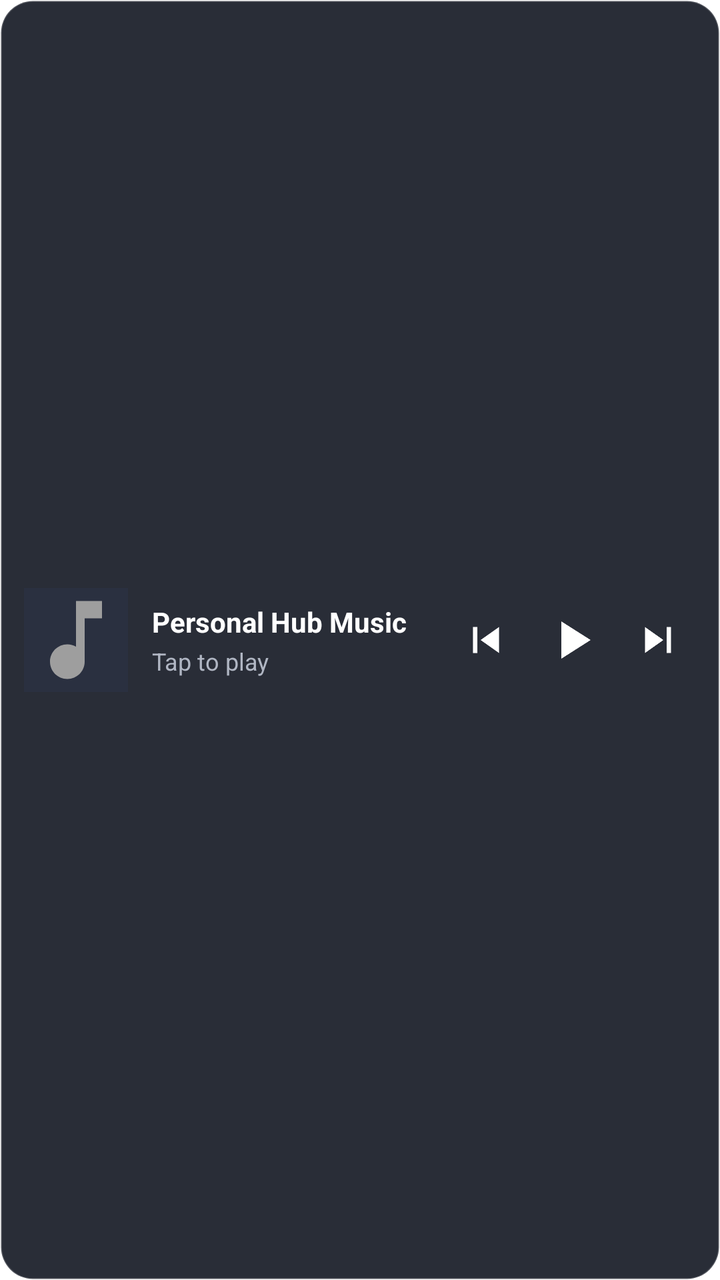
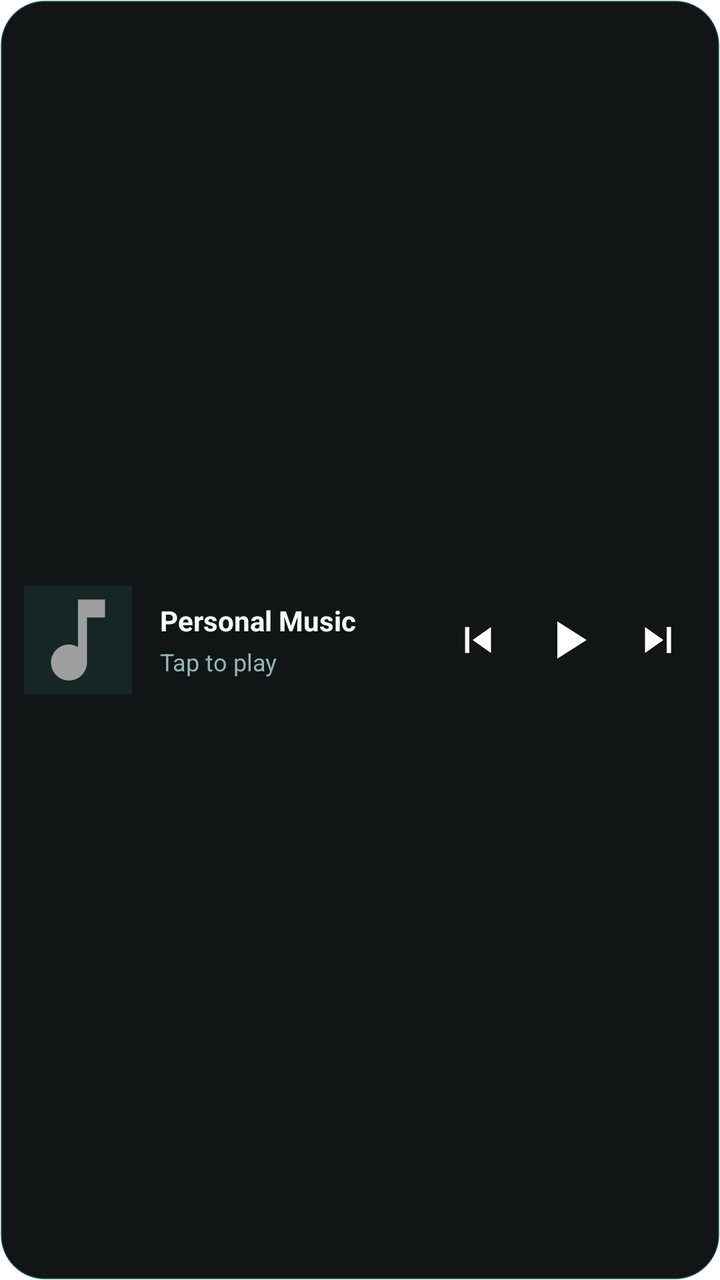

Compare the two renders of this Android layout. The source of the first and the diff that turns it into the second are given below.
<!-- AndroidManifest.xml: fallback theme Theme.MaterialComponents.DayNight.NoActionBar -->
<!-- res/layout/widget_music.xml -->
<?xml version="1.0" encoding="utf-8"?>
<LinearLayout xmlns:android="http://schemas.android.com/apk/res/android"
    android:id="@+id/widget_container"
    android:layout_width="match_parent"
    android:layout_height="match_parent"
    android:background="@drawable/widget_background"
    android:gravity="center_vertical"
    android:orientation="horizontal"
    android:padding="12dp">

    
    <ImageView
        android:id="@+id/widget_art"
        android:layout_width="52dp"
        android:layout_height="52dp"
        android:background="#2A3040"
        android:scaleType="centerCrop"
        android:src="@drawable/ic_widget_music_note"
        android:contentDescription="Album Art" />

    
    <LinearLayout
        android:layout_width="0dp"
        android:layout_height="wrap_content"
        android:layout_marginStart="12dp"
        android:layout_marginEnd="8dp"
        android:layout_weight="1"
        android:orientation="vertical">

        <TextView
            android:id="@+id/widget_title"
            android:layout_width="match_parent"
            android:layout_height="wrap_content"
            android:ellipsize="end"
            android:maxLines="1"
            android:text="Personal Hub Music"
            android:textColor="#FFFFFF"
            android:textSize="14sp"
            android:textStyle="bold" />

        <TextView
            android:id="@+id/widget_artist"
            android:layout_width="match_parent"
            android:layout_height="wrap_content"
            android:layout_marginTop="2dp"
            android:ellipsize="end"
            android:maxLines="1"
            android:text="Tap to play"
            android:textColor="#B0B6C3"
            android:textSize="12sp" />
    </LinearLayout>

    
    <LinearLayout
        android:layout_width="wrap_content"
        android:layout_height="wrap_content"
        android:gravity="center_vertical"
        android:orientation="horizontal">

        
        <ImageButton
            android:id="@+id/widget_prev"
            android:layout_width="38dp"
            android:layout_height="38dp"
            android:background="?android:attr/selectableItemBackgroundBorderless"
            android:contentDescription="Previous"
            android:padding="6dp"
            android:scaleType="fitCenter"
            android:src="@drawable/ic_widget_prev" />

        
        <ImageButton
            android:id="@+id/widget_play_pause"
            android:layout_width="44dp"
            android:layout_height="44dp"
            android:layout_marginStart="2dp"
            android:layout_marginEnd="2dp"
            android:background="?android:attr/selectableItemBackgroundBorderless"
            android:contentDescription="Play or Pause"
            android:padding="6dp"
            android:scaleType="fitCenter"
            android:src="@drawable/ic_widget_play" />

        
        <ImageButton
            android:id="@+id/widget_next"
            android:layout_width="38dp"
            android:layout_height="38dp"
            android:background="?android:attr/selectableItemBackgroundBorderless"
            android:contentDescription="Next"
            android:padding="6dp"
            android:scaleType="fitCenter"
            android:src="@drawable/ic_widget_next" />
    </LinearLayout>

</LinearLayout>
<!-- resources referenced by this layout -->
<resources>
  <!-- drawable ic_widget_music_note (drawable) -->
  <vector xmlns:android="http://schemas.android.com/apk/res/android"
      android:width="24dp"
      android:height="24dp"
      android:viewportWidth="24"
      android:viewportHeight="24">
    <path
        android:fillColor="#FF9E9E9E"
        android:pathData="M12,3v10.55c-0.59,-0.34 -1.27,-0.55 -2,-0.55 -2.21,0 -4,1.79 -4,4s1.79,4 4,4 4,-1.79 4,-4V7h4V3h-6z"/>
  </vector>
  <!-- drawable ic_widget_next (drawable) -->
  <vector xmlns:android="http://schemas.android.com/apk/res/android"
      android:width="24dp"
      android:height="24dp"
      android:viewportWidth="24"
      android:viewportHeight="24">
    <path
        android:fillColor="#FFFFFFFF"
        android:pathData="M6,18l8.5,-6L6,6v12zM16,6v12h2V6h-2z"/>
  </vector>
  <!-- drawable ic_widget_play (drawable) -->
  <vector xmlns:android="http://schemas.android.com/apk/res/android"
      android:width="24dp"
      android:height="24dp"
      android:viewportWidth="24"
      android:viewportHeight="24">
    <path
        android:fillColor="#FFFFFFFF"
        android:pathData="M8,5v14l11,-7z"/>
  </vector>
  <!-- drawable ic_widget_prev (drawable) -->
  <vector xmlns:android="http://schemas.android.com/apk/res/android"
      android:width="24dp"
      android:height="24dp"
      android:viewportWidth="24"
      android:viewportHeight="24">
    <path
        android:fillColor="#FFFFFFFF"
        android:pathData="M6,6h2v12H6zm3.5,6l8.5,6V6z"/>
  </vector>
  <!-- drawable widget_background (drawable) -->
  <shape xmlns:android="http://schemas.android.com/apk/res/android"
      android:shape="rectangle">
      <solid android:color="#F21E222D" />
      <corners android:radius="16dp" />
      <stroke
          android:width="1dp"
          android:color="#33FFFFFF" />
  </shape>
</resources>

<!-- the commit's change to res/layout/widget_music.xml (unified diff, before → after) -->
@@ -11,9 +11,9 @@
     
     <ImageView
         android:id="@+id/widget_art"
-        android:layout_width="52dp"
-        android:layout_height="52dp"
-        android:background="#2A3040"
+        android:layout_width="54dp"
+        android:layout_height="54dp"
+        android:background="#152624"
         android:scaleType="centerCrop"
         android:src="@drawable/ic_widget_music_note"
         android:contentDescription="Album Art" />
@@ -22,7 +22,7 @@
     <LinearLayout
         android:layout_width="0dp"
         android:layout_height="wrap_content"
-        android:layout_marginStart="12dp"
+        android:layout_marginStart="14dp"
         android:layout_marginEnd="8dp"
         android:layout_weight="1"
         android:orientation="vertical">
@@ -33,8 +33,8 @@
             android:layout_height="wrap_content"
             android:ellipsize="end"
             android:maxLines="1"
-            android:text="Personal Hub Music"
-            android:textColor="#FFFFFF"
+            android:text="Personal Music"
+            android:textColor="#F4FFFD"
             android:textSize="14sp"
             android:textStyle="bold" />
 
@@ -42,11 +42,11 @@
             android:id="@+id/widget_artist"
             android:layout_width="match_parent"
             android:layout_height="wrap_content"
-            android:layout_marginTop="2dp"
+            android:layout_marginTop="3dp"
             android:ellipsize="end"
             android:maxLines="1"
             android:text="Tap to play"
-            android:textColor="#B0B6C3"
+            android:textColor="#94B5B0"
             android:textSize="12sp" />
     </LinearLayout>
 
@@ -73,8 +73,8 @@
             android:id="@+id/widget_play_pause"
             android:layout_width="44dp"
             android:layout_height="44dp"
-            android:layout_marginStart="2dp"
-            android:layout_marginEnd="2dp"
+            android:layout_marginStart="4dp"
+            android:layout_marginEnd="4dp"
             android:background="?android:attr/selectableItemBackgroundBorderless"
             android:contentDescription="Play or Pause"
             android:padding="6dp"
<!-- resource entries referenced after the edit -->
@@ -41,13 +41,14 @@
         android:pathData="M6,6h2v12H6zm3.5,6l8.5,6V6z"/>
   </vector>
   <!-- drawable widget_background (drawable) -->
+  <?xml version="1.0" encoding="utf-8"?>
   <shape xmlns:android="http://schemas.android.com/apk/res/android"
       android:shape="rectangle">
-      <solid android:color="#F21E222D" />
-      <corners android:radius="16dp" />
+      <solid android:color="#F0030707" />
+      <corners android:radius="22dp" />
       <stroke
           android:width="1dp"
-          android:color="#33FFFFFF" />
+          android:color="#332DD4BF" />
   </shape>
 </resources>
 
